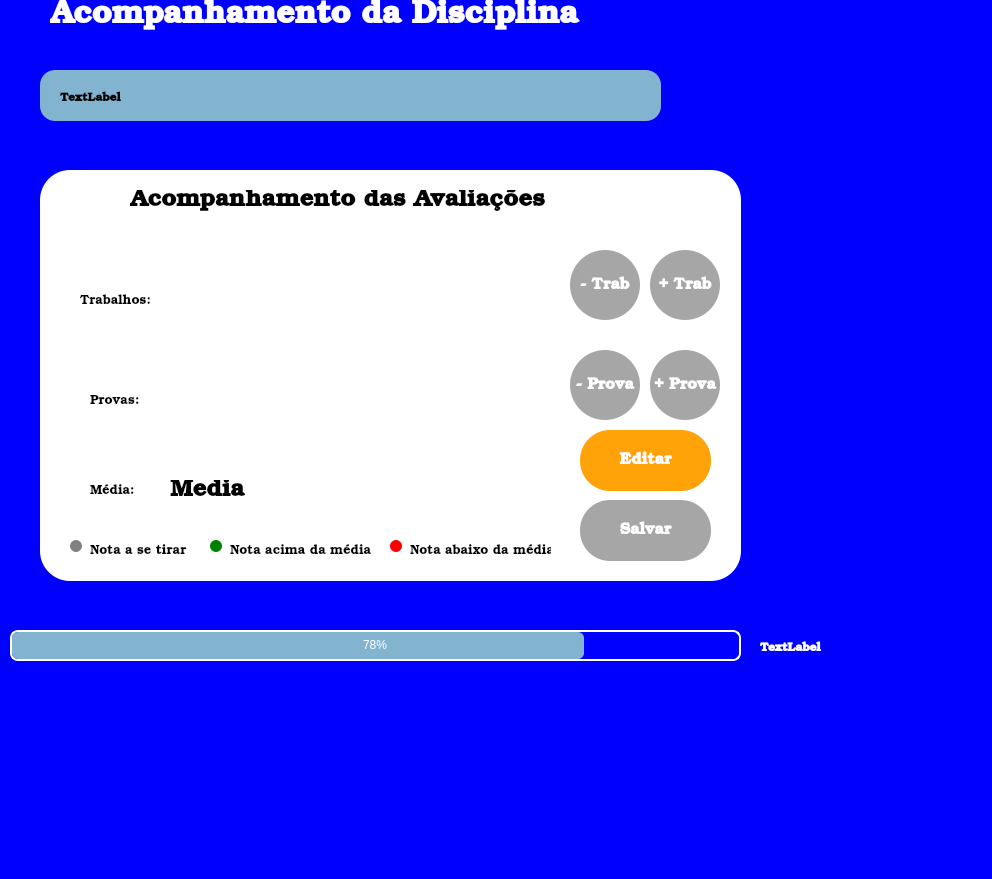
Old version of the form src-v1/PetroPlanner/acompanhamentodisciplina.ui in the repository ldsc/ProjetoEngenharia-SimuladorDePlanejamentoDasAtividadesDoEstudanteEngenharia.
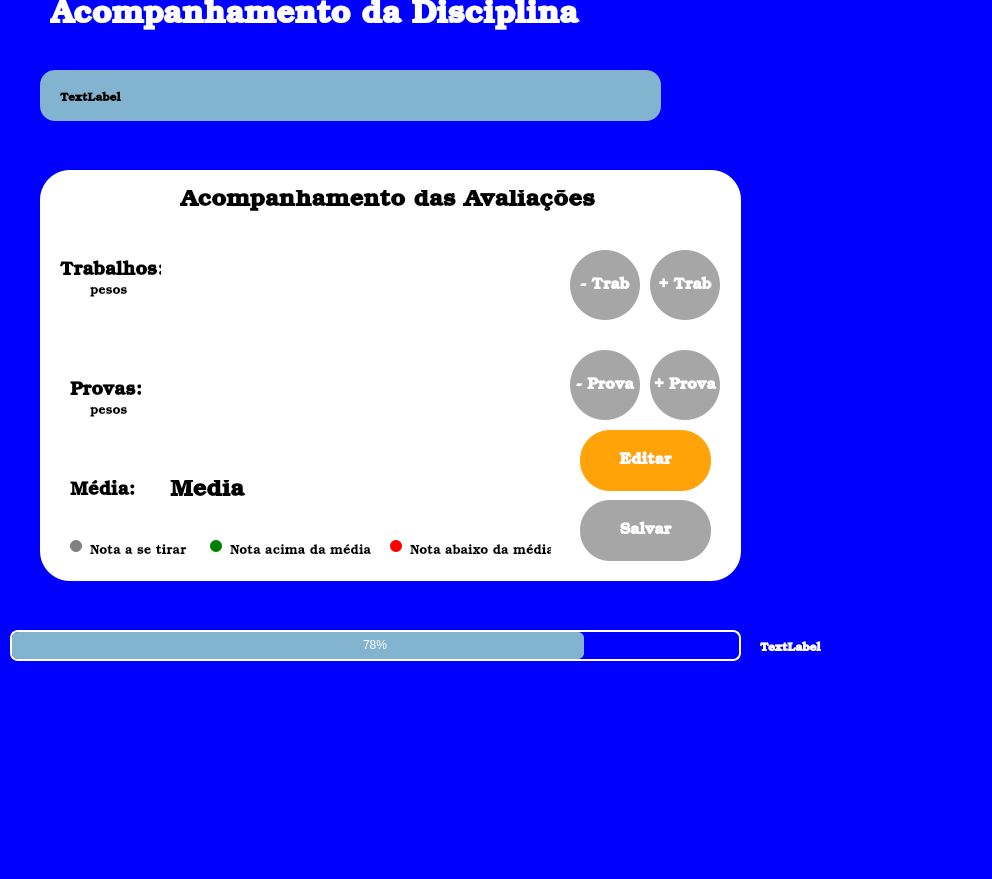
New version of the form.

What changed in the file:
```diff
--- a/src-v1/PetroPlanner/acompanhamentodisciplina.ui
+++ b/src-v1/PetroPlanner/acompanhamentodisciplina.ui
@@ -107,8 +107,8 @@
     <widget class="QLabel" name="labelTrab">
      <property name="geometry">
       <rect>
-       <x>40</x>
-       <y>120</y>
+       <x>50</x>
+       <y>110</y>
        <width>121</width>
        <height>21</height>
       </rect>
@@ -124,13 +124,13 @@
       <string notr="true"/>
      </property>
      <property name="text">
-      <string>Trabalhos:</string>
+      <string>pesos</string>
      </property>
     </widget>
     <widget class="QLabel" name="labelDiscAnd">
      <property name="geometry">
       <rect>
-       <x>90</x>
+       <x>140</x>
        <y>20</y>
        <width>421</width>
        <height>21</height>
@@ -154,7 +154,7 @@
      <property name="geometry">
       <rect>
        <x>50</x>
-       <y>220</y>
+       <y>230</y>
        <width>121</width>
        <height>21</height>
       </rect>
@@ -170,16 +170,16 @@
       <string notr="true"/>
      </property>
      <property name="text">
-      <string>Provas:</string>
+      <string>pesos</string>
      </property>
     </widget>
     <widget class="QWidget" name="horizontalLayoutWidget">
      <property name="geometry">
       <rect>
        <x>130</x>
-       <y>80</y>
+       <y>60</y>
        <width>381</width>
-       <height>81</height>
+       <height>101</height>
       </rect>
      </property>
      <layout class="QHBoxLayout" name="horizontalLayoutTrabs"/>
@@ -190,7 +190,7 @@
        <x>130</x>
        <y>180</y>
        <width>381</width>
-       <height>81</height>
+       <height>111</height>
       </rect>
      </property>
      <layout class="QHBoxLayout" name="horizontalLayoutProvas"/>
@@ -482,29 +482,6 @@
       <string>Salvar</string>
      </property>
     </widget>
-    <widget class="QLabel" name="labelProvas_2">
-     <property name="geometry">
-      <rect>
-       <x>50</x>
-       <y>310</y>
-       <width>121</width>
-       <height>21</height>
-      </rect>
-     </property>
-     <property name="font">
-      <font>
-       <family>Bookman Old Style</family>
-       <pointsize>10</pointsize>
-       <bold>false</bold>
-      </font>
-     </property>
-     <property name="styleSheet">
-      <string notr="true"/>
-     </property>
-     <property name="text">
-      <string>Média:</string>
-     </property>
-    </widget>
     <widget class="QLabel" name="labelMedia">
      <property name="geometry">
       <rect>
@@ -528,6 +505,75 @@
       <string>Media</string>
      </property>
     </widget>
+    <widget class="QLabel" name="labelMedia_2">
+     <property name="geometry">
+      <rect>
+       <x>30</x>
+       <y>310</y>
+       <width>71</width>
+       <height>21</height>
+      </rect>
+     </property>
+     <property name="font">
+      <font>
+       <family>Bookman Old Style</family>
+       <pointsize>14</pointsize>
+       <bold>true</bold>
+      </font>
+     </property>
+     <property name="styleSheet">
+      <string notr="true">color: black</string>
+     </property>
+     <property name="text">
+      <string>Média:</string>
+     </property>
+    </widget>
+    <widget class="QLabel" name="labelMedia_3">
+     <property name="geometry">
+      <rect>
+       <x>30</x>
+       <y>210</y>
+       <width>71</width>
+       <height>21</height>
+      </rect>
+     </property>
+     <property name="font">
+      <font>
+       <family>Bookman Old Style</family>
+       <pointsize>14</pointsize>
+       <bold>true</bold>
+      </font>
+     </property>
+     <property name="styleSheet">
+      <string notr="true">color: black</string>
+     </property>
+     <property name="text">
+      <string>Provas:</string>
+     </property>
+    </widget>
+    <widget class="QLabel" name="labelMedia_4">
+     <property name="geometry">
+      <rect>
+       <x>20</x>
+       <y>90</y>
+       <width>101</width>
+       <height>21</height>
+      </rect>
+     </property>
+     <property name="font">
+      <font>
+       <family>Bookman Old Style</family>
+       <pointsize>14</pointsize>
+       <bold>true</bold>
+      </font>
+     </property>
+     <property name="styleSheet">
+      <string notr="true">color: black</string>
+     </property>
+     <property name="text">
+      <string>Trabalhos:</string>
+     </property>
+    </widget>
    </widget>
    <widget class="QProgressBar" name="progressBarFaltas">
     <property name="geometry">
```
